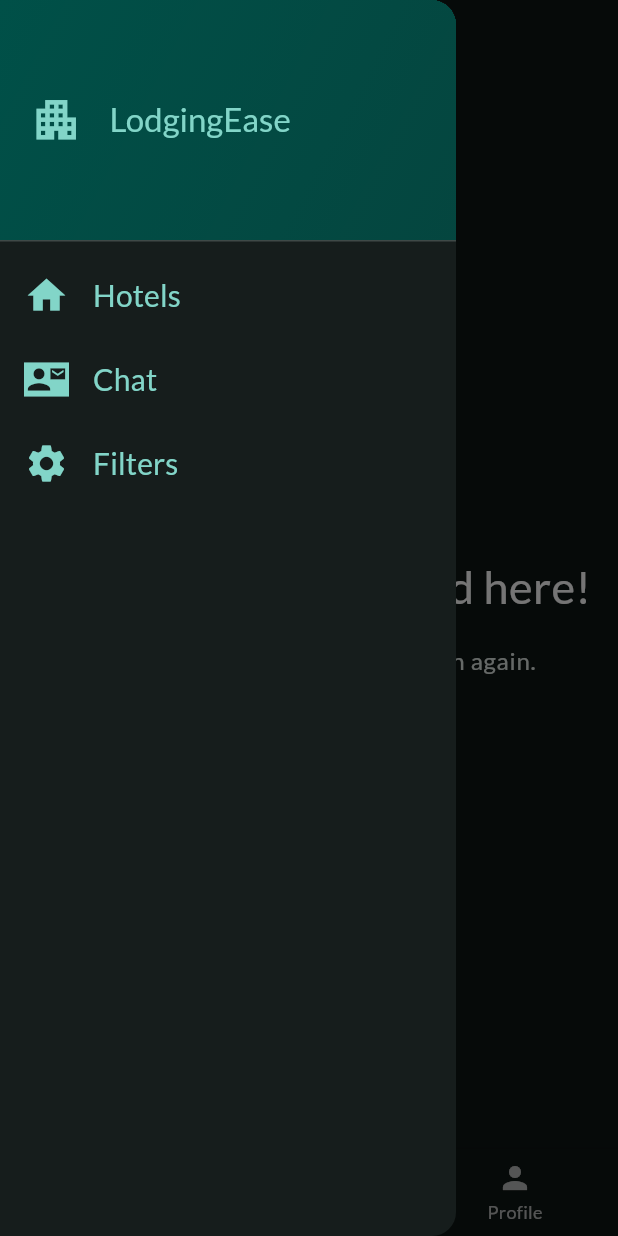
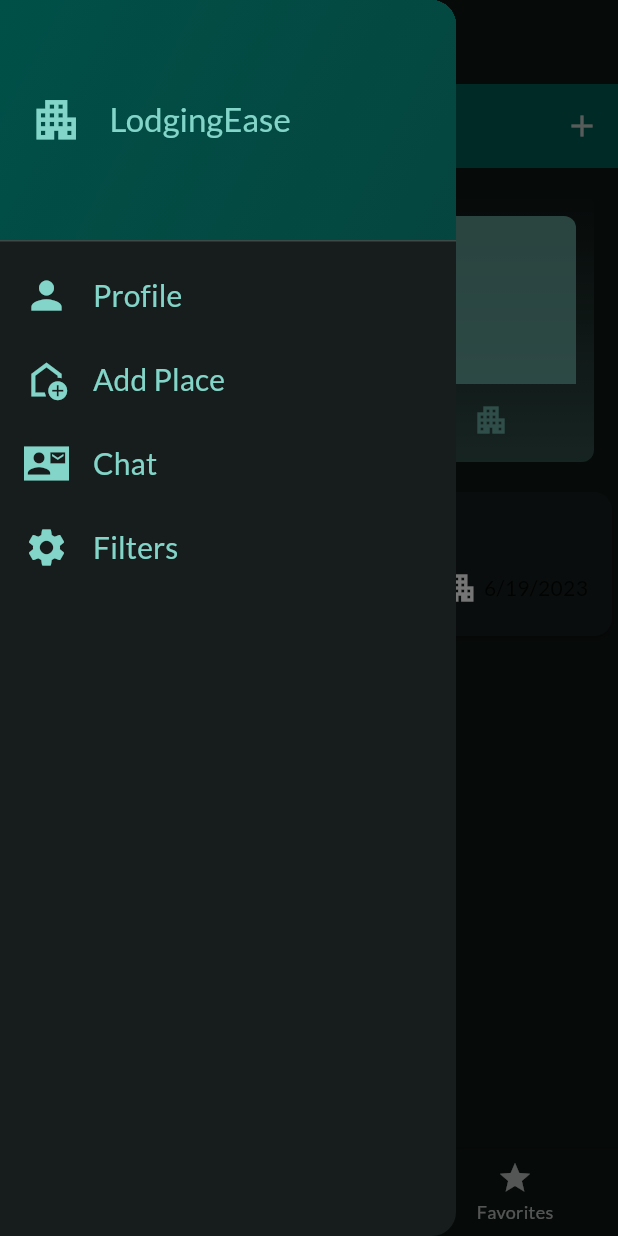
Before and after one commit to marinasimionescu21/Mobile-booking-app, a Flutter app: the screen it shows after launch, item 2 of the bottom bar chosen, with the side drawer open, on a phone screen of 412 x 824 dp. Run offline on Flutter 3.47's test engine with Material 2 defaults, Android fonts, the light colour scheme and no system bars; our stand-ins replace flutter_riverpod, google_fonts, transparent_image.

Commit message:
Providers done

```diff
--- a/lib/main.dart
+++ b/lib/main.dart
@@ -1,6 +1,7 @@
 import 'package:flutter/material.dart';
 import 'package:google_fonts/google_fonts.dart';
 import 'package:licenta_app/screen/tabs.dart';
+import 'package:flutter_riverpod/flutter_riverpod.dart';
 
 final theme = ThemeData(
   useMaterial3: true,
@@ -13,7 +14,7 @@ final theme = ThemeData(
 );
 
 void main() {
-  runApp(const App());
+  runApp(const ProviderScope(child: App()));
 }
 
 class App extends StatelessWidget {
--- a/lib/models/hotels.dart
+++ b/lib/models/hotels.dart
@@ -22,9 +22,9 @@ class Hotels {
     required this.isAffordable,
     required this.isPricy,
     required this.isLuxurious,
-  }); //: id = uuid.v4();
+  }) : id = uuid.v4();
 
-  //final String id;
+  final String id;
   final String hotelName;
   final String description;
   final double price;
@@ -40,4 +40,5 @@ class Hotels {
   String get formattedDate {
     return formatter.format(createdAt);
   }
+
 }
--- /dev/null
+++ b/lib/provider/filters_provider.dart
@@ -0,0 +1,50 @@
+import 'package:flutter_riverpod/flutter_riverpod.dart';
+import 'package:licenta_app/provider/hotel_provider.dart';
+
+enum Filter {
+  afordable,
+  pricy,
+  luxurious,
+}
+
+class FiltersNotifier extends StateNotifier<Map<Filter, bool>> {
+  FiltersNotifier()
+      : super({
+          Filter.afordable: false,
+          Filter.pricy: false,
+          Filter.luxurious: false,
+        });
+
+  void setFilters(Map<Filter, bool> filters) {
+    state = filters;
+  }
+
+  void setFilter(Filter filter, bool value) {
+    state = {
+      ...state,
+      filter: value,
+    };
+  }
+}
+
+final filtersProvider =
+    StateNotifierProvider<FiltersNotifier, Map<Filter, bool>>(
+        (ref) => FiltersNotifier());
+
+final filteredHotelsProvider = Provider((ref) {
+  final hotels = ref.watch(hotelProvider);
+  final activeFilters = ref.watch(filtersProvider);
+
+  return hotels.where((element) {
+    if (activeFilters[Filter.afordable]! && !element.isAffordable) {
+      return false;
+    }
+    if (activeFilters[Filter.pricy]! && !element.isPricy) {
+      return false;
+    }
+    if (activeFilters[Filter.luxurious]! && !element.isLuxurious) {
+      return false;
+    }
+    return true;
+  }).toList();
+});
--- /dev/null
+++ b/lib/provider/hotel_provider.dart
@@ -0,0 +1,6 @@
+import 'package:flutter_riverpod/flutter_riverpod.dart';
+import 'package:licenta_app/models/dummy_data.dart';
+
+final hotelProvider = Provider((ref) {
+  return dummyHotels;
+});
--- a/lib/screen/categories.dart
+++ b/lib/screen/categories.dart
@@ -6,9 +6,8 @@ import '../models/category.dart';
 import '../models/hotels.dart';
 
 class CategoriesScreen extends StatelessWidget {
-  const CategoriesScreen({Key? key, required this.onToggleFavorite, required this.availableHotels}) : super(key: key);
+  const CategoriesScreen({Key? key, required this.availableHotels}) : super(key: key);
 
-  final void Function(Hotels hotel) onToggleFavorite;
   final List<Hotels> availableHotels;
 
   void _selectCategory(BuildContext context, CategoryOfHotels category) {
@@ -21,7 +20,6 @@ class CategoriesScreen extends StatelessWidget {
             builder: (ctx) => HotelsScreen(
                   title: category.title,
                   hotels: filteredHotels,
-                  onToggleFavorite: onToggleFavorite,
                 )));
   }
 
--- a/lib/screen/hotels.dart
+++ b/lib/screen/hotels.dart
@@ -8,17 +8,15 @@ class HotelsScreen extends StatelessWidget {
       {Key? key,
       this.title,
       required this.hotels,
-      required this.onToggleFavorite})
+      })
       : super(key: key);
   final String? title;
   final List<Hotels> hotels;
-  final void Function(Hotels hotel) onToggleFavorite;
 
   void selectHotel(BuildContext context, Hotels hotel) {
     Navigator.of(context).push(MaterialPageRoute(
         builder: (ctx) => HotelDetailsScreen(
               hotel: hotel,
-              onToggleFavorite: onToggleFavorite,
             )));
   }
 
--- a/lib/screen/tabs.dart
+++ b/lib/screen/tabs.dart
@@ -1,11 +1,13 @@
 import 'package:flutter/material.dart';
-import 'package:licenta_app/models/dummy_data.dart';
-import 'package:licenta_app/models/hotels.dart';
 import 'package:licenta_app/screen/categories.dart';
 import 'package:licenta_app/screen/filters.dart';
 import 'package:licenta_app/screen/hotel_screen.dart';
 import 'package:licenta_app/screen/hotels.dart';
 import 'package:licenta_app/widgets/main_drawer.dart';
+import 'package:flutter_riverpod/flutter_riverpod.dart';
+import 'package:licenta_app/provider/favorites_provider.dart';
+
+import '../provider/filters_provider.dart';
 
 const kInitialFilters = {
   Filter.afordable: false,
@@ -13,45 +15,17 @@ const kInitialFilters = {
   Filter.luxurious: false,
 };
 
-class TabsScreen extends StatefulWidget {
+class TabsScreen extends ConsumerStatefulWidget {
   const TabsScreen({super.key});
 
   @override
-  State<StatefulWidget> createState() {
+  ConsumerState<TabsScreen> createState() {
     return _TabsScreenState();
   }
 }
 
-class _TabsScreenState extends State<TabsScreen> {
+class _TabsScreenState extends ConsumerState<TabsScreen> {
   int _selectedPageIndex = 0;
-  final List<Hotels> _favoriteHotels = [];
-  Map<Filter, bool> _selectedFilters = kInitialFilters;
-
-  void _showInfoMessage(String message) {
-    ScaffoldMessenger.of(context).clearSnackBars();
-    ScaffoldMessenger.of(context).showSnackBar(
-      SnackBar(
-        content: Text(message),
-        duration: const Duration(seconds: 3),
-      ),
-    );
-  }
-
-  void _toggleHotelFavoriteStatus(Hotels hotels) {
-    final isExisting = _favoriteHotels.contains(hotels);
-
-    if (isExisting) {
-      setState(() {
-        _favoriteHotels.remove(hotels);
-        _showInfoMessage('Removed from favorites');
-      });
-    } else {
-      setState(() {
-        _favoriteHotels.add(hotels);
-        _showInfoMessage('Added to favorites');
-      });
-    }
-  }
 
   void _selectPage(int index) {
     setState(() {
@@ -62,51 +36,36 @@ class _TabsScreenState extends State<TabsScreen> {
   void _setScreen(String identifier) async {
     Navigator.of(context).pop();
     if (identifier == 'filters') {
-      final result =
-          await Navigator.of(context).push<Map<Filter, bool>>(MaterialPageRoute(
-        builder: (ctx) => FilterScreen(
-          currentFilters: _selectedFilters,
-        ),
+      await Navigator.of(context).push<Map<Filter, bool>>(MaterialPageRoute(
+        builder: (ctx) => const FilterScreen(),
       ));
-
-      setState(() {
-        _selectedFilters = result ?? kInitialFilters;
-      });
+    }
+    if (identifier == 'addPlace') {
+      // ignore: use_build_context_synchronously
+      await Navigator.of(context)
+          .push(MaterialPageRoute(builder: (ctx) => const HomeScreen()));
     }
   }
 
   @override
   Widget build(BuildContext context) {
-    final availableHottels = dummyHotels.where((element) {
-      if (_selectedFilters[Filter.afordable]! && !element.isAffordable) {
-        return false;
-      }
-      if (_selectedFilters[Filter.pricy]! && !element.isPricy) {
-        return false;
-      }
-      if (_selectedFilters[Filter.luxurious]! && !element.isLuxurious) {
-        return false;
-      }
-      return true;
-    }).toList();
-
+    final availableHottels = ref.watch(filteredHotelsProvider);
     Widget activePage = CategoriesScreen(
-      onToggleFavorite: _toggleHotelFavoriteStatus,
       availableHotels: availableHottels,
     );
     var activePageTitle = 'Categories';
 
     if (_selectedPageIndex == 1) {
-      activePage = HotelsScreen(
-        hotels: _favoriteHotels,
-        onToggleFavorite: _toggleHotelFavoriteStatus,
-      );
-      activePageTitle = 'Favorites';
+      activePage = const HomeScreen();
+      activePageTitle = 'Map';
     }
 
     if (_selectedPageIndex == 2) {
-      activePage = const HomeScreen();
-      activePageTitle = 'Profile';
+      final favoriteHotels = ref.watch(favoritesHotelProvider);
+      activePage = HotelsScreen(
+        hotels: favoriteHotels,
+      );
+      activePageTitle = 'Favorites';
     }
 
     return Scaffold(
@@ -120,8 +79,8 @@ class _TabsScreenState extends State<TabsScreen> {
         items: const [
           BottomNavigationBarItem(
               icon: Icon(Icons.house_siding), label: 'Categories'),
+          BottomNavigationBarItem(icon: Icon(Icons.map), label: 'Map'),
           BottomNavigationBarItem(icon: Icon(Icons.star), label: 'Favorites'),
-          BottomNavigationBarItem(icon: Icon(Icons.person), label: 'Profile'),
         ],
       ),
     );
--- a/lib/widgets/main_drawer.dart
+++ b/lib/widgets/main_drawer.dart
@@ -35,19 +35,36 @@ class MainDrawer extends StatelessWidget {
       ),
       ListTile(
         leading: Icon(
-          Icons.home,
+          Icons.person,
           size: 30,
           color: Theme.of(context).colorScheme.primary,
         ),
         title: Text(
-          'Hotels',
+          'Profile',
           style: Theme.of(context).textTheme.titleSmall!.copyWith(
                 color: Theme.of(context).colorScheme.primary,
                 fontSize: 20,
               ),
         ),
         onTap: () {
-          onSelectedScreen('hotels');
+          onSelectedScreen('profile');
+        },
+      ),
+      ListTile(
+        leading: Icon(
+          Icons.add_home_outlined,
+          size: 30,
+          color: Theme.of(context).colorScheme.primary,
+        ),
+        title: Text(
+          'Add Place',
+          style: Theme.of(context).textTheme.titleSmall!.copyWith(
+                color: Theme.of(context).colorScheme.primary,
+                fontSize: 20,
+              ),
+        ),
+        onTap: () {
+          onSelectedScreen('addPlace');
         },
       ),
       ListTile(
@@ -64,7 +81,7 @@ class MainDrawer extends StatelessWidget {
               ),
         ),
         onTap: () {
-          //onSelectedScreen('chat');
+          onSelectedScreen('chat');
         },
       ),
       ListTile(
```
Also changed, not shown: lib/provider/favorites_provider.dart (added, +24 -0 lines), lib/screen/filters.dart (+23 -57 lines), lib/screen/hotel_details.dart (+24 -8 lines).
